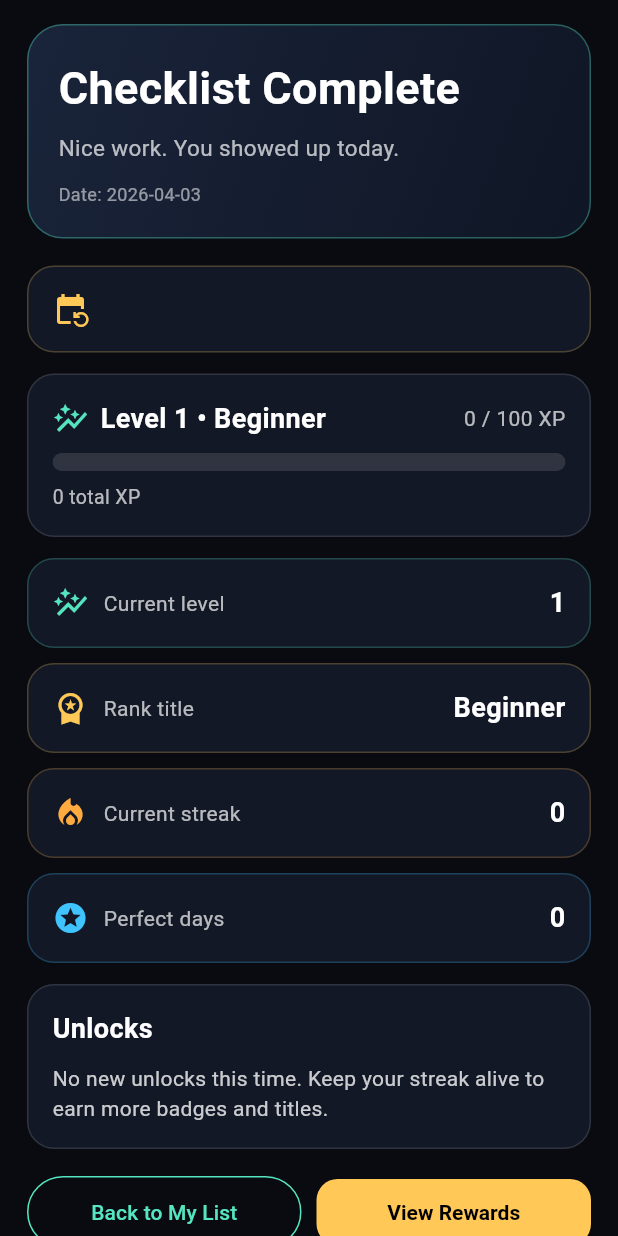
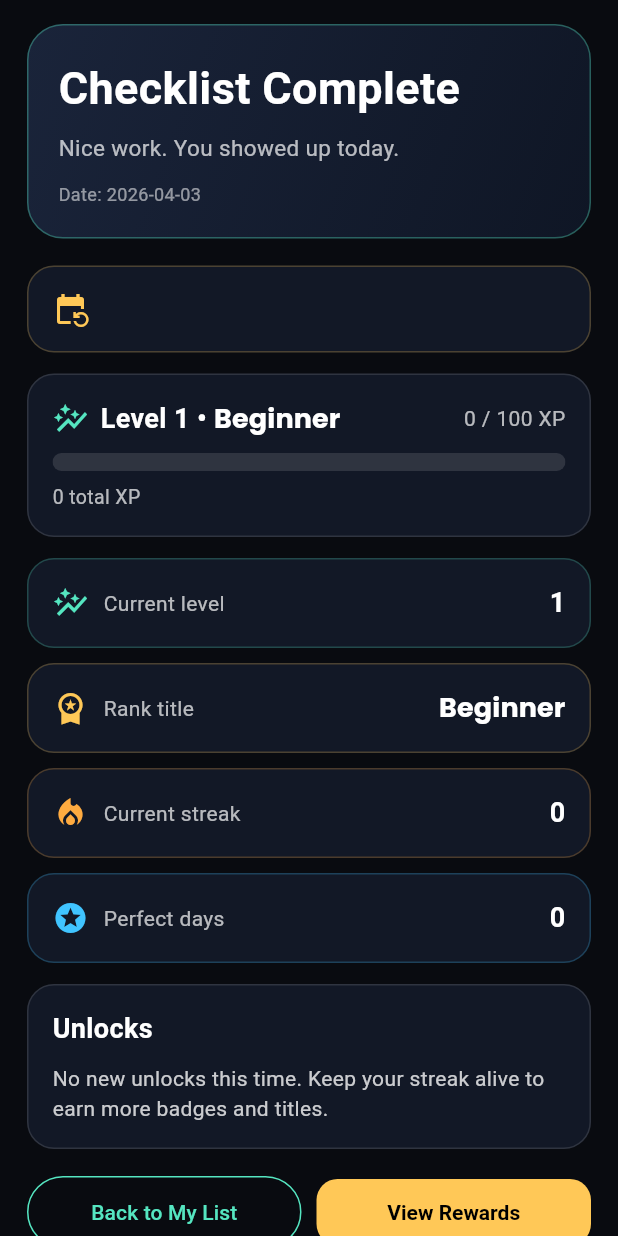
Before and after one commit to MrKoods/App, a Flutter app: the ChecklistCompleteScreen screen opened directly with empty values, on a phone screen of 412 x 824 dp. Run offline on Flutter 3.47's test engine with Material 3 defaults, Android fonts, the light colour scheme and no system bars; our stand-ins replace audioplayers, cloud_firestore, firebase_auth, firebase_core, google_fonts, shared_preferences; accounts and stored records are empty; statements that could not run were skipped.

Commit message:
Fix scroll top tint and enhance title typography

```diff
--- a/lib/main.dart
+++ b/lib/main.dart
@@ -3,6 +3,7 @@ import 'dart:async';
 import 'package:cloud_firestore/cloud_firestore.dart';
 import 'package:firebase_core/firebase_core.dart';
 import 'package:flutter/material.dart';
+import 'package:google_fonts/google_fonts.dart';
 
 import 'models/history_entry.dart';
 import 'models/task.dart';
@@ -53,6 +54,9 @@ class MicroWinsApp extends StatelessWidget {
           backgroundColor: backgroundColor,
           foregroundColor: Colors.white,
           elevation: 0,
+          scrolledUnderElevation: 0,
+          surfaceTintColor: Colors.transparent,
+          shadowColor: Colors.transparent,
         ),
         cardColor: surfaceColor,
         snackBarTheme: const SnackBarThemeData(
@@ -271,7 +275,30 @@ class _MainNavigationState extends State<MainNavigation> {
 
                 return Scaffold(
                   appBar: AppBar(
-                    title: const Text('MicroWins'),
+                    title: Text.rich(
+                      TextSpan(
+                        children: [
+                          TextSpan(
+                            text: 'MICRO',
+                            style: GoogleFonts.audiowide(
+                              fontSize: 22,
+                              fontWeight: FontWeight.w700,
+                              letterSpacing: 0.9,
+                              color: const Color(0xFF55E6C1),
+                            ),
+                          ),
+                          TextSpan(
+                            text: 'wins',
+                            style: GoogleFonts.audiowide(
+                              fontSize: 22,
+                              fontWeight: FontWeight.w700,
+                              letterSpacing: 0.9,
+                              color: Colors.white,
+                            ),
+                          ),
+                        ],
+                      ),
+                    ),
                     actions: [
                       IconButton(
                         icon: const Icon(Icons.query_stats),
--- a/lib/screens/checklist_complete_screen.dart
+++ b/lib/screens/checklist_complete_screen.dart
@@ -2,6 +2,7 @@ import 'package:flutter/material.dart';
 
 import '../models/completion_reward_summary.dart';
 import '../services/xp_progression_service.dart';
+import '../widgets/xp_title_style.dart';
 import 'achievements_placeholder_screen.dart';
 
 class ChecklistCompleteScreen extends StatefulWidget {
@@ -226,6 +227,12 @@ class _ChecklistCompleteScreenState extends State<ChecklistCompleteScreen>
                   label: 'Title unlocked: $title',
                   color: _accentColor,
                   icon: Icons.workspace_premium,
+                  labelStyle: XpTitleStyle.forTitle(
+                    title,
+                    color: Colors.white,
+                    fontSize: 14,
+                    fontWeight: FontWeight.w600,
+                  ),
                 ),
               ),
             ),
@@ -277,6 +284,7 @@ class _ChecklistCompleteScreenState extends State<ChecklistCompleteScreen>
     required String value,
     required IconData icon,
     required Color color,
+    TextStyle? valueStyle,
   }) {
     return Container(
       padding: const EdgeInsets.all(16),
@@ -297,7 +305,9 @@ class _ChecklistCompleteScreenState extends State<ChecklistCompleteScreen>
           ),
           Text(
             value,
-            style: const TextStyle(
+            style:
+                valueStyle ??
+                const TextStyle(
                   color: Colors.white,
                   fontWeight: FontWeight.bold,
                   fontSize: 18,
@@ -312,6 +322,7 @@ class _ChecklistCompleteScreenState extends State<ChecklistCompleteScreen>
     required String label,
     required Color color,
     required IconData icon,
+    TextStyle? labelStyle,
   }) {
     return Container(
       width: double.infinity,
@@ -328,7 +339,9 @@ class _ChecklistCompleteScreenState extends State<ChecklistCompleteScreen>
           Expanded(
             child: Text(
               label,
-              style: const TextStyle(color: Colors.white, fontSize: 14),
+              style:
+                  labelStyle ??
+                  const TextStyle(color: Colors.white, fontSize: 14),
             ),
           ),
         ],
@@ -454,12 +467,27 @@ class _ChecklistCompleteScreenState extends State<ChecklistCompleteScreen>
                         children: [
                           const Icon(Icons.auto_graph, color: _accentColor),
                           const SizedBox(width: 8),
-                          Text(
-                            'Level ${xpProgress.level} • ${xpProgress.rankTitle}',
+                          Text.rich(
+                            TextSpan(
+                              children: [
+                                TextSpan(
+                                  text: 'Level ${xpProgress.level} • ',
                                   style: const TextStyle(
                                     color: Colors.white,
                                     fontSize: 18,
                                     fontWeight: FontWeight.bold,
+                                  ),
+                                ),
+                                TextSpan(
+                                  text: xpProgress.rankTitle,
+                                  style: XpTitleStyle.forTitle(
+                                    xpProgress.rankTitle,
+                                    color: Colors.white,
+                                    fontSize: 18,
+                                    fontWeight: FontWeight.w700,
+                                  ),
+                                ),
+                              ],
                             ),
                           ),
                           const Spacer(),
@@ -542,6 +570,12 @@ class _ChecklistCompleteScreenState extends State<ChecklistCompleteScreen>
                     value: xpProgress.rankTitle,
                     icon: Icons.workspace_premium,
                     color: _secondaryAccent,
+                    valueStyle: XpTitleStyle.forTitle(
+                      xpProgress.rankTitle,
+                      color: Colors.white,
+                      fontSize: 18,
+                      fontWeight: FontWeight.w700,
+                    ),
                   ),
                   const SizedBox(height: 10),
                   _buildProgressCard(
--- a/lib/screens/home_screen.dart
+++ b/lib/screens/home_screen.dart
@@ -524,6 +524,11 @@ class _HomeScreenState extends State<HomeScreen> {
 
                 return Container(
                   color: _backgroundColor,
+                  child: NotificationListener<OverscrollIndicatorNotification>(
+                    onNotification: (notification) {
+                      notification.disallowIndicator();
+                      return false;
+                    },
                     child: ListView(
                       controller: _scrollController,
                       physics: const AlwaysScrollableScrollPhysics(),
@@ -677,6 +682,7 @@ class _HomeScreenState extends State<HomeScreen> {
                       const SizedBox(height: 24),
                       ],
                     ),
+                  ),
                 );
               },
             );
--- a/lib/screens/progress_screen.dart
+++ b/lib/screens/progress_screen.dart
@@ -3,6 +3,7 @@ import 'package:flutter/material.dart';
 
 import '../services/firestore_service.dart';
 import '../services/xp_progression_service.dart';
+import '../widgets/xp_title_style.dart';
 
 class ProgressScreen extends StatelessWidget {
   const ProgressScreen({super.key, this.initialUserData});
@@ -77,7 +78,8 @@ class ProgressScreen extends StatelessWidget {
               Expanded(
                 child: Text(
                   rankTitle,
-                  style: const TextStyle(
+                  style: XpTitleStyle.forTitle(
+                    rankTitle,
                     color: Colors.white,
                     fontSize: 18,
                     fontWeight: FontWeight.w700,
--- /dev/null
+++ b/lib/widgets/xp_title_style.dart
@@ -0,0 +1,90 @@
+import 'package:flutter/material.dart';
+import 'package:google_fonts/google_fonts.dart';
+
+class XpTitleStyle {
+  static TextStyle forTitle(
+    String title, {
+    Color color = Colors.white,
+    double fontSize = 18,
+    FontWeight fontWeight = FontWeight.w700,
+  }) {
+    switch (title) {
+      case 'Beginner':
+        return GoogleFonts.poppins(
+          color: color,
+          fontSize: fontSize,
+          fontWeight: fontWeight,
+          letterSpacing: 0.1,
+        );
+      case 'Getting Started':
+        return GoogleFonts.nunito(
+          color: color,
+          fontSize: fontSize,
+          fontWeight: fontWeight,
+          letterSpacing: 0.2,
+        );
+      case 'Consistent':
+        return GoogleFonts.rajdhani(
+          color: color,
+          fontSize: fontSize,
+          fontWeight: fontWeight,
+          letterSpacing: 0.5,
+        );
+      case 'Focused':
+        return GoogleFonts.sora(
+          color: color,
+          fontSize: fontSize,
+          fontWeight: fontWeight,
+          letterSpacing: 0.3,
+        );
+      case 'Locked In':
+        return GoogleFonts.orbitron(
+          color: color,
+          fontSize: fontSize,
+          fontWeight: fontWeight,
+          letterSpacing: 0.5,
+        );
+      case 'Disciplined':
+        return GoogleFonts.exo2(
+          color: color,
+          fontSize: fontSize,
+          fontWeight: fontWeight,
+          letterSpacing: 0.4,
+        );
+      case 'Momentum':
+        return GoogleFonts.audiowide(
+          color: color,
+          fontSize: fontSize,
+          fontWeight: fontWeight,
+          letterSpacing: 0.6,
+        );
+      case 'Elite':
+        return GoogleFonts.oxanium(
+          color: color,
+          fontSize: fontSize,
+          fontWeight: fontWeight,
+          letterSpacing: 0.7,
+        );
+      case 'Unstoppable':
+        return GoogleFonts.chakraPetch(
+          color: color,
+          fontSize: fontSize,
+          fontWeight: fontWeight,
+          letterSpacing: 0.8,
+        );
+      case 'Legend':
+        return GoogleFonts.cinzelDecorative(
+          color: color,
+          fontSize: fontSize,
+          fontWeight: FontWeight.w700,
+          letterSpacing: 1.0,
+        );
+      default:
+        return TextStyle(
+          color: color,
+          fontSize: fontSize,
+          fontWeight: fontWeight,
+        );
+    }
+  }
+}
```
Lines whose indentation alone changed are shown as unchanged.
